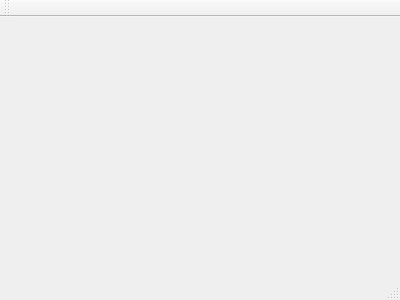
clement-nardi/StarMovieCollection, file Application/mainwindow.ui: the form before one commit.
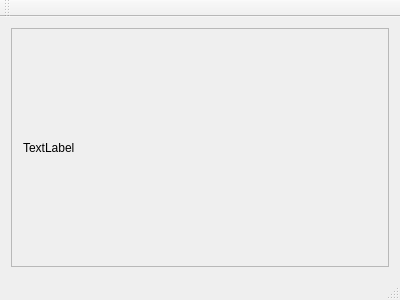
The form after the commit.

What changed in the file:
```diff
--- a/Application/mainwindow.ui
+++ b/Application/mainwindow.ui
@@ -12,13 +12,57 @@
   <property name="windowTitle" >
    <string>MainWindow</string>
   </property>
-  <widget class="QMenuBar" name="menuBar" />
-  <widget class="QToolBar" name="mainToolBar" />
-  <widget class="QWidget" name="centralWidget" />
-  <widget class="QStatusBar" name="statusBar" />
+  <widget class="QWidget" name="centralWidget">
+   <layout class="QVBoxLayout" name="verticalLayout_2">
+    <item>
+     <widget class="QScrollArea" name="scrollArea">
+      <property name="widgetResizable">
+       <bool>true</bool>
+      </property>
+      <widget class="QWidget" name="scrollAreaWidgetContents">
+       <property name="geometry">
+        <rect>
+         <x>0</x>
+         <y>0</y>
+         <width>386</width>
+         <height>237</height>
+        </rect>
+       </property>
+       <layout class="QVBoxLayout" name="verticalLayout_3">
+        <item>
+         <widget class="QLabel" name="label">
+          <property name="text">
+           <string>TextLabel</string>
+          </property>
+         </widget>
+        </item>
+       </layout>
+      </widget>
+     </widget>
+    </item>
+   </layout>
+  </widget>
+  <widget class="QMenuBar" name="menuBar">
+   <property name="geometry">
+    <rect>
+     <x>0</x>
+     <y>0</y>
+     <width>400</width>
+     <height>17</height>
+    </rect>
+   </property>
+  </widget>
+  <widget class="QToolBar" name="mainToolBar">
+   <attribute name="toolBarArea">
+    <enum>TopToolBarArea</enum>
+   </attribute>
+   <attribute name="toolBarBreak">
+    <bool>false</bool>
+   </attribute>
+  </widget>
+  <widget class="QStatusBar" name="statusBar"/>
  </widget>
- <layoutDefault spacing="6" margin="11" />
- <pixmapfunction></pixmapfunction>
+ <layoutdefault spacing="6" margin="11"/>
  <resources/>
  <connections/>
 </ui>
```
Left out of the diff: 7 changed lines with no effect on the pictures.
